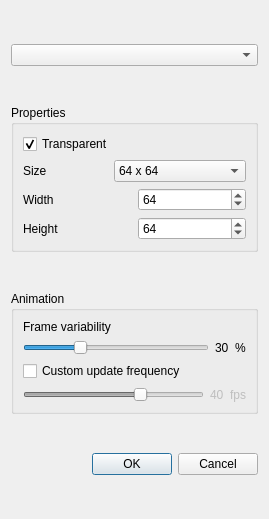
Old version of the form src/AlgorithmSelectionDialog.ui in the repository markus-wa/glmixer-mirror.
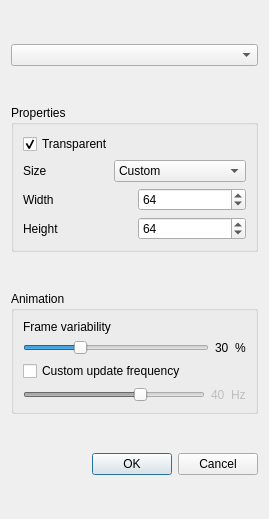
New version of the form. Icons and pictures are not drawn.

What changed in the file:
```diff
--- a/src/AlgorithmSelectionDialog.ui
+++ b/src/AlgorithmSelectionDialog.ui
@@ -84,7 +84,7 @@
          </sizepolicy>
         </property>
         <property name="currentIndex">
-         <number>5</number>
+         <number>0</number>
         </property>
         <property name="sizeAdjustPolicy">
          <enum>QComboBox::AdjustToContents</enum>
@@ -348,7 +348,7 @@
            <bool>false</bool>
           </property>
           <property name="text">
-           <string>fps</string>
+           <string notr="true">Hz</string>
           </property>
          </widget>
         </item>
```
Left out of the diff: 43 changed lines with no effect on the pictures.
